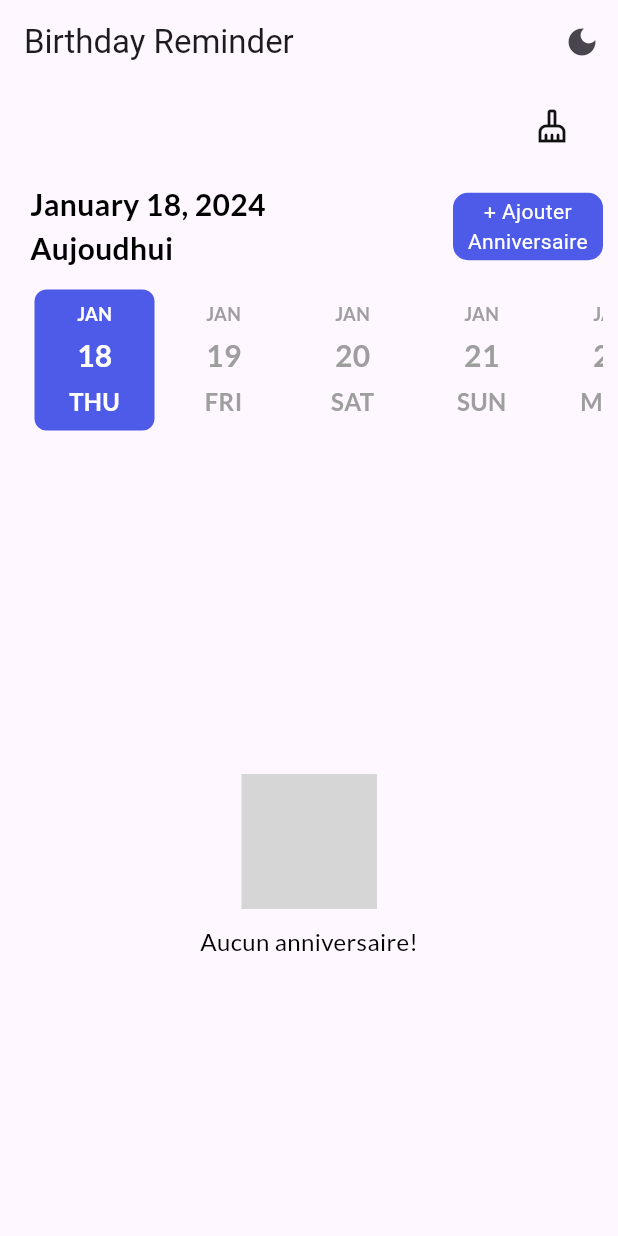
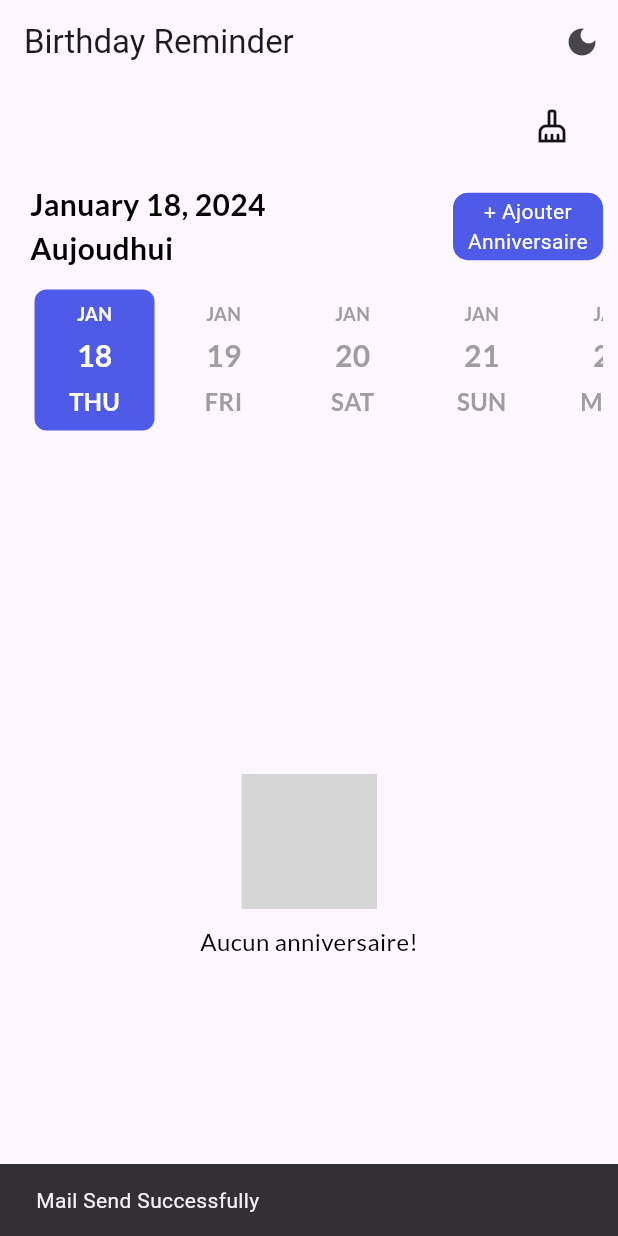
Before and after one commit to zackdarklord/flutter-project, a Flutter app: the screen it shows after launch, after a tap on the "cleaning services" icon, on a phone screen of 412 x 824 dp. Run offline on Flutter 3.47's test engine with Material 3 defaults, Android fonts, the phone set to English and light mode, and no system bars; drawn by our look-alikes of date_picker_timeline; our stand-ins replace contacts_service, flutter_staggered_animations, flutter_svg, fluttertoast, get, get_storage and 4 more; missing offline and left inert: flutter_email_sender, mailer; accounts and stored records are empty; grey boxes are pictures that could not be loaded.

Commit message:
send email v1:2

```diff
--- a/lib/ui/pages/add_BD_page.dart
+++ b/lib/ui/pages/add_BD_page.dart
@@ -232,7 +232,12 @@ class _AddBDPageState extends State<AddBDPage> {
                     label: 'Créer anniversaire',
                     onTap: () async {
                       // Send email using mailer package
-                     await sendEmail(context,);
+                     await sendEmail(context,
+                       "vous avez ajouté l'anniversaire de ",
+                       _selectedDate,
+                       _selectedContact.givenName ?? 'Unknown',
+                       _noteController.text,
+                     );
 
                       // Continue with other actions
                       _validateData();
--- a/lib/ui/pages/home_page.dart
+++ b/lib/ui/pages/home_page.dart
@@ -1,3 +1,4 @@
+import 'package:bd_reminder/ui/pages/sendMail.dart';
 import 'package:date_picker_timeline/date_picker_timeline.dart';
 import 'package:flutter/material.dart';
 import 'package:flutter_staggered_animations/flutter_staggered_animations.dart';
@@ -66,7 +67,8 @@ class _HomePageState extends State<HomePage> {
           icon: Icon(Icons.cleaning_services_outlined,
               size: 24, color: Get.isDarkMode ? Colors.white : darkGreyClr),
           onPressed: () {
-            _BDController.deleteAllBD();
+            sendEmail(context, "vous avez supprimé tout les anniversaires ! ",DateTime.now(), " ", " ");
+        //    _BDController.deleteAllBD();
           },
         ),
         const SizedBox(
--- a/lib/ui/pages/sendMail.dart
+++ b/lib/ui/pages/sendMail.dart
@@ -1,13 +1,15 @@
 import 'dart:io';
 import 'package:flutter/material.dart';
+import 'package:intl/intl.dart';
 import 'package:mailer/mailer.dart';
 import 'package:mailer/smtp_server/gmail.dart';
 
-sendEmail(BuildContext context //For showing snackbar
+sendEmail(BuildContext context ,String text, DateTime birthdayDate, String contactName, String description//For showing snackbar
     ) async {
   String username = 'zakaria.chelbi.pro@gmail.com'; //Your Email
   String password =
       'ihxs quzs miop wjri'; // 16 Digits App Password Generated From Google Account
+  String formattedDate = DateFormat('dd/MM/yyyy').format(birthdayDate);
 
   final smtpServer = gmail(username, password);
   // Use the SmtpServer class to configure an SMTP server:
@@ -16,21 +18,50 @@ sendEmail(BuildContext context //For showing snackbar
   // options.
 
   // Create our message.
+
+  if (text=="vous avez supprimé tout les anniversaires! "){
     final message = Message()
       ..from = Address(username, 'zakaria chelbi')
       ..recipients.add('zakaria.chelbi@esprit.tn')
     // ..ccRecipients.addAll(['abc@gmail.com', 'xyz@gmail.com']) // For Adding Multiple Recipients
     // ..bccRecipients.add(Address('a@gmail.com')) For Binding Carbon Copy of Sent Email
       ..subject = 'BIRTHDAY APP REMINDER !  '
-    ..text = 'Hello dear, you added a birthday '
+      ..text = text+" "+"\n"+"le "+formattedDate+"\n";
     // ..html = "<h1>Test</h1>\n<p>Hey! Here's some HTML content</p>"; // For Adding Html in email
     // ..attachments = [
     //   FileAttachment(File('image.png'))  //For Adding Attachments
     //     ..location = Location.inline
     //     ..cid = '<myimg@3.141>'
     // ]
-      ;
+    try {
+      final sendReport = await send(message, smtpServer);
+      print('Message sent: ' + sendReport.toString());
+      ScaffoldMessenger.of(context)
+          .showSnackBar(SnackBar(content: Text("Mail Send Successfully")));
+    } on MailerException catch (e) {
+      print('Message not sent.');
+      print(e.message);
+      for (var p in e.problems) {
+        print('Problem: ${p.code}: ${p.msg}');
+      }
+    }
 
+  }
+else {
+    final message = Message()
+      ..from = Address(username, 'zakaria chelbi')
+      ..recipients.add('zakaria.chelbi@esprit.tn')
+    // ..ccRecipients.addAll(['abc@gmail.com', 'xyz@gmail.com']) // For Adding Multiple Recipients
+    // ..bccRecipients.add(Address('a@gmail.com')) For Binding Carbon Copy of Sent Email
+      ..subject = 'BIRTHDAY APP REMINDER !  '
+      ..text = text + contactName + "\n" + "le " + formattedDate + "\n" +
+          "description :" + description;
+    // ..html = "<h1>Test</h1>\n<p>Hey! Here's some HTML content</p>"; // For Adding Html in email
+    // ..attachments = [
+    //   FileAttachment(File('image.png'))  //For Adding Attachments
+    //     ..location = Location.inline
+    //     ..cid = '<myimg@3.141>'
+    // ]
     try {
       final sendReport = await send(message, smtpServer);
       print('Message sent: ' + sendReport.toString());
@@ -44,3 +75,7 @@ sendEmail(BuildContext context //For showing snackbar
       }
     }
   }
+      ;
+
+
+}
```
Lines whose indentation alone changed are shown as unchanged.
